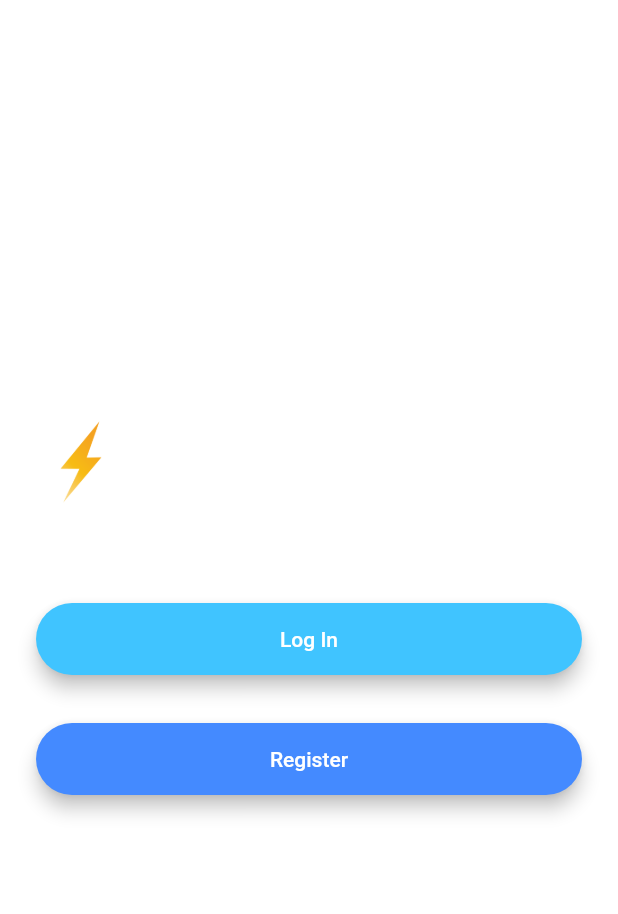
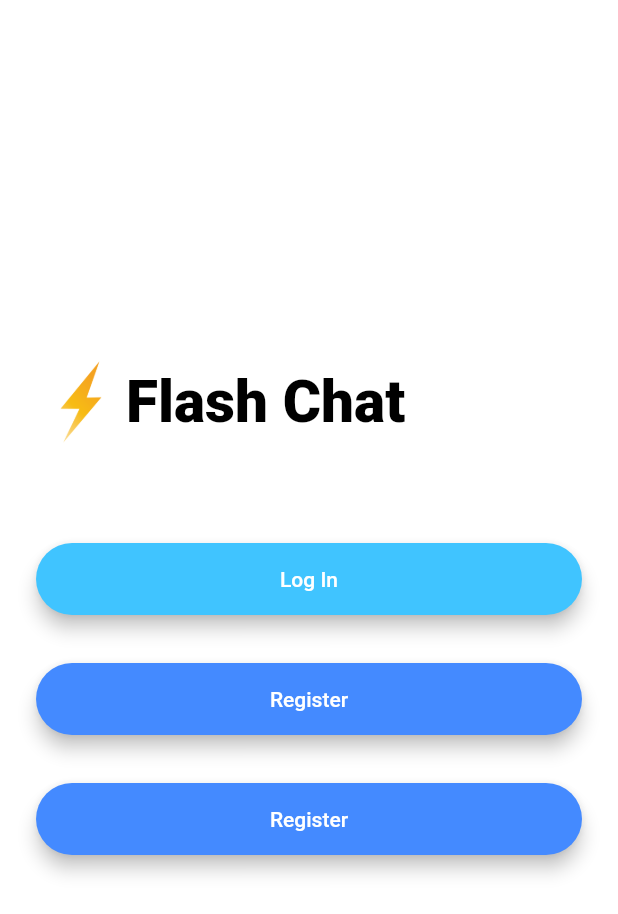
Before and after one commit to Choi-Jihyun/flash_chat_flutter, a Flutter app: the screen it shows after launch, on a phone screen of 412 x 824 dp. Shown: the top 914 px of the screen. Run offline on Flutter 3.47's test engine with Material 2 defaults, Android fonts, the phone set to English and light mode, and no system bars; drawn by our look-alikes of animated_text_kit; Roboto replaces fonts that are missing (Agne).

```diff
--- a/lib/main.dart
+++ b/lib/main.dart
@@ -7,15 +7,24 @@ import 'package:flash_chat_flutter/screens/chat_screen.dart';
 void main() => runApp(FlashChat());
 
 class FlashChat extends StatelessWidget {
+  const FlashChat({super.key});
+
   @override
   Widget build(BuildContext context) {
     return MaterialApp(
-      theme: ThemeData.dark().copyWith(
-        textTheme: TextTheme(
-          bodyLarge: TextStyle(color: Colors.black54),
+        theme: ThemeData.dark().copyWith(
+          textTheme: const TextTheme(
+            bodyLarge: TextStyle(color: Colors.black54),
+          ),
         ),
-      ),
-      home: WelcomeScreen(),
-    );
+        initialRoute: WelcomeScreen.id,
+        routes: {
+          // When navigating to the "/" route, build the FirstScreen widget.
+          WelcomeScreen.id: (context) => WelcomeScreen(),
+          // When navigating to the "/second" route, build the SecondScreen widget.
+          LoginScreen.id: (context) => LoginScreen(),
+          RegistrationScreen.id: (context) => RegistrationScreen(),
+          ChatScreen.id: (context) => ChatScreen(),
+        });
   }
 }
--- a/lib/screens/chat_screen.dart
+++ b/lib/screens/chat_screen.dart
@@ -2,6 +2,9 @@ import 'package:flutter/material.dart';
 import 'package:flash_chat_flutter/constants.dart';
 
 class ChatScreen extends StatefulWidget {
+  const ChatScreen({super.key});
+  static const String id = 'chat_screen';
+
   @override
   _ChatScreenState createState() => _ChatScreenState();
 }
--- a/lib/screens/login_screen.dart
+++ b/lib/screens/login_screen.dart
@@ -1,6 +1,9 @@
+import 'package:flash_chat_flutter/screens/chat_screen.dart';
 import 'package:flutter/material.dart';
 
 class LoginScreen extends StatefulWidget {
+  const LoginScreen({super.key});
+  static const String id = 'login_screen';
   @override
   _LoginScreenState createState() => _LoginScreenState();
 }
@@ -16,9 +19,12 @@ class _LoginScreenState extends State<LoginScreen> {
           mainAxisAlignment: MainAxisAlignment.center,
           crossAxisAlignment: CrossAxisAlignment.stretch,
           children: <Widget>[
-            Container(
-              height: 200.0,
-              child: Image.asset('images/logo.png'),
+            Hero(
+              tag: 'logo',
+              child: Container(
+                height: 200.0,
+                child: Image.asset('images/logo.png'),
+              ),
             ),
             SizedBox(
               height: 48.0,
@@ -84,6 +90,7 @@ class _LoginScreenState extends State<LoginScreen> {
                 child: MaterialButton(
                   onPressed: () {
                     //Implement login functionality.
+                    Navigator.pushNamed(context, ChatScreen.id);
                   },
                   minWidth: 200.0,
                   height: 42.0,
--- a/lib/screens/registration_screen.dart
+++ b/lib/screens/registration_screen.dart
@@ -1,6 +1,9 @@
 import 'package:flutter/material.dart';
 
 class RegistrationScreen extends StatefulWidget {
+  const RegistrationScreen({super.key});
+  static const String id = 'registration_page';
+
   @override
   _RegistrationScreenState createState() => _RegistrationScreenState();
 }
@@ -16,9 +19,12 @@ class _RegistrationScreenState extends State<RegistrationScreen> {
           mainAxisAlignment: MainAxisAlignment.center,
           crossAxisAlignment: CrossAxisAlignment.stretch,
           children: <Widget>[
-            Container(
-              height: 200.0,
-              child: Image.asset('images/logo.png'),
+            Hero(
+              tag: 'logo',
+              child: Container(
+                height: 200.0,
+                child: Image.asset('images/logo.png'),
+              ),
             ),
             SizedBox(
               height: 48.0,
--- a/lib/screens/welcome_screen.dart
+++ b/lib/screens/welcome_screen.dart
@@ -1,11 +1,40 @@
+import 'package:flash_chat_flutter/screens/login_screen.dart';
+import 'package:flash_chat_flutter/screens/registration_screen.dart';
 import 'package:flutter/material.dart';
+import 'package:animated_text_kit/animated_text_kit.dart';
 
 class WelcomeScreen extends StatefulWidget {
+  const WelcomeScreen({super.key});
+  static const String id = 'welcome_screen';
+
   @override
   _WelcomeScreenState createState() => _WelcomeScreenState();
 }
 
-class _WelcomeScreenState extends State<WelcomeScreen> {
+class _WelcomeScreenState extends State<WelcomeScreen>
+    with SingleTickerProviderStateMixin {
+  late AnimationController controller;
+  late Animation animation;
+
+  @override
+  void initState() {
+    super.initState();
+    controller =
+        AnimationController(duration: Duration(seconds: 3), vsync: this);
+    animation = ColorTween(begin: Colors.blueGrey, end: Colors.white)
+        .animate(controller);
+    controller.forward();
+    controller.addListener(() {
+      setState(() {});
+    });
+  }
+
+  @override
+  void dispose() {
+    controller.dispose();
+    super.dispose();
+  }
+
   @override
   Widget build(BuildContext context) {
     return Scaffold(
@@ -18,15 +47,30 @@ class _WelcomeScreenState extends State<WelcomeScreen> {
           children: <Widget>[
             Row(
               children: <Widget>[
-                Container(
-                  child: Image.asset('images/logo.png'),
-                  height: 60.0,
+                Hero(
+                  tag: 'logo',
+                  child: Container(
+                    child: Image.asset('images/logo.png'),
+                    height: 60.0,
+                  ),
                 ),
-                Text(
-                  'Flash Chat',
-                  style: TextStyle(
-                    fontSize: 45.0,
-                    fontWeight: FontWeight.w900,
+                SizedBox(
+                  width: 250.0,
+                  child: DefaultTextStyle(
+                    style: const TextStyle(
+                      color: Colors.black,
+                      fontSize: 39.0,
+                      fontFamily: 'Agne',
+                      fontWeight: FontWeight.w900,
+                    ),
+                    child: AnimatedTextKit(
+                      animatedTexts: [
+                        TypewriterAnimatedText('Flash Chat'),
+                      ],
+                      onTap: () {
+                        print("Tap Event");
+                      },
+                    ),
                   ),
                 ),
               ],
@@ -34,23 +78,11 @@ class _WelcomeScreenState extends State<WelcomeScreen> {
             SizedBox(
               height: 48.0,
             ),
-            Padding(
-              padding: EdgeInsets.symmetric(vertical: 16.0),
-              child: Material(
-                elevation: 5.0,
-                color: Colors.lightBlueAccent,
-                borderRadius: BorderRadius.circular(30.0),
-                child: MaterialButton(
-                  onPressed: () {
-                    //Go to login screen.
-                  },
-                  minWidth: 200.0,
-                  height: 42.0,
-                  child: Text(
-                    'Log In',
-                  ),
-                ),
-              ),
+            bigButton(text: 'Log In', nav: LoginScreen.id),
+            bigButton(
+              text: 'Register',
+              color: Colors.blueAccent,
+              nav: RegistrationScreen.id,
             ),
             Padding(
               padding: EdgeInsets.symmetric(vertical: 16.0),
@@ -60,6 +92,7 @@ class _WelcomeScreenState extends State<WelcomeScreen> {
                 elevation: 5.0,
                 child: MaterialButton(
                   onPressed: () {
+                    Navigator.pushNamed(context, RegistrationScreen.id);
                     //Go to registration screen.
                   },
                   minWidth: 200.0,
@@ -76,3 +109,31 @@ class _WelcomeScreenState extends State<WelcomeScreen> {
     );
   }
 }
+
+class bigButton extends StatelessWidget {
+  const bigButton({this.color, this.text, this.nav});
+  final Color? color;
+  final String? text;
+  final String? nav;
+
+  @override
+  Widget build(BuildContext context) {
+    return Padding(
+      padding: EdgeInsets.symmetric(vertical: 16.0),
+      child: Material(
+        elevation: 5.0,
+        color: color ?? const Color(0xff40C4FF),
+        borderRadius: BorderRadius.circular(30.0),
+        child: MaterialButton(
+          onPressed: () {
+            //Go to login screen.
+            Navigator.pushNamed(context, nav!);
+          },
+          minWidth: 200.0,
+          height: 42.0,
+          child: Text('$text'),
+        ),
+      ),
+    );
+  }
+}
--- a/pubspec.yaml
+++ b/pubspec.yaml
@@ -13,6 +13,7 @@ dependencies:
   flutter:
     sdk: flutter
   cupertino_icons: ^1.0.2
+  animated_text_kit: ^4.2.2
 
 dev_dependencies:
   flutter_test:
```
Also changed, not shown: pubspec.lock.
